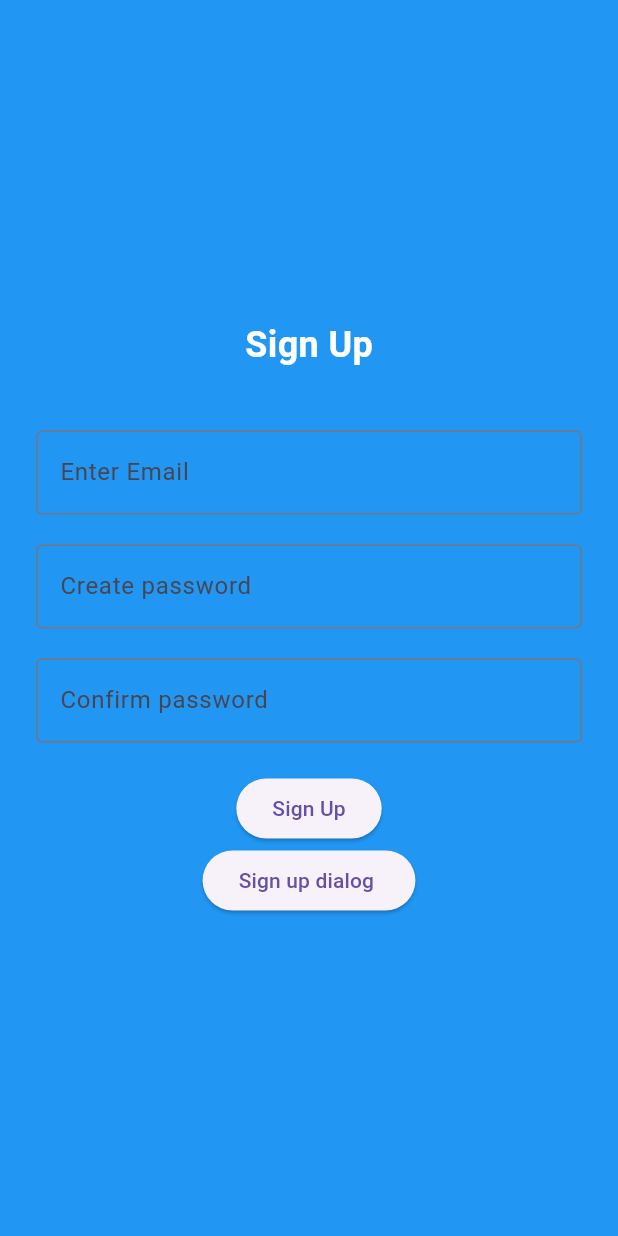
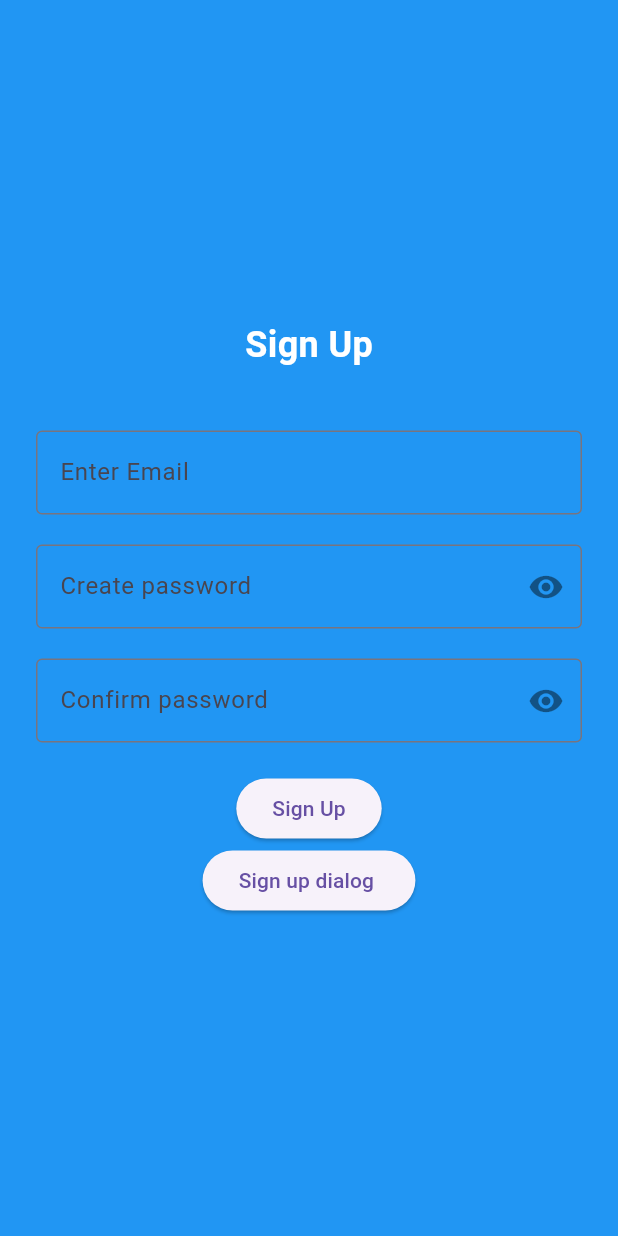
Before and after one commit to KhalilHen/time-logger_0, a Flutter app: the screen it shows after launch, after a tap on "Login", after a tap on "Sign up", on a phone screen of 412 x 824 dp. Run offline on Flutter 3.47's test engine with Material 3 defaults, Android fonts, the phone set to English and light mode, and no system bars; our stand-ins replace cloud_firestore, firebase_auth, firebase_core, table_calendar; accounts and stored records are empty.

Commit message:
Created on all the pages a show password icon buttonn. And started working on been able to login through username and password

```diff
--- a/lib/dialogs/sign-up-dialog.dart
+++ b/lib/dialogs/sign-up-dialog.dart
@@ -27,7 +27,6 @@ class _SignUpDialogState extends State<SignUpDialog> {
 @override
 void initState() {
     passwordVisible = true;
-
 super.initState();
     emailController.text = widget.email;
     passwordController.text = widget.password;
--- a/lib/main.dart
+++ b/lib/main.dart
@@ -4,6 +4,7 @@ import 'package:firebase_core/firebase_core.dart';
 import 'package:flutter/widgets.dart';
 import 'firebase_options.dart';
 import 'homepage.dart';
+import 'package:cloud_firestore/cloud_firestore.dart';
 
 import 'sign-up.dart';
 void main() async {
@@ -50,10 +51,12 @@ class LoginScreen extends StatefulWidget {
 
 class _LoginScreenState extends State<LoginScreen> {
   final emailController = TextEditingController();
-
+final usernameController = TextEditingController();
   final passwordController = TextEditingController();
 
   final GlobalKey<FormState> _key = GlobalKey<FormState>();
+// final db = FirebaseFirestore.instance;?
+     final db = FirebaseFirestore.instance;
 
   var  passwordVisible;
 
@@ -66,8 +69,34 @@ class _LoginScreenState extends State<LoginScreen> {
     if (_key.currentState!.validate()) {
       try {
         UserCredential userCredential = await FirebaseAuth.instance.signInWithEmailAndPassword(
+        username: usernameController.text,
           email: emailController.text,
           password: passwordController.text,
+
+
+
+
+
+
+        );
+
+        final docRef = db.collection('users').doc(userCredential.user!.uid);
+        docRef.get().then((DocumentSnapshot doc ){
+
+final data = doc.data() as Map<String, dynamic>;
+
+if (data['username'] == usernameController.text) {
+        }
+
+ Navigator.of(context).pushReplacement(
+            MaterialPageRoute(builder: (context) => HomePage()),
+          );
+
+        }
+
+       , onError: (e) {
+          print('Error: $e');
+       }
         );
 
 // TODO Add here also check for username via firebase collection
@@ -132,32 +161,32 @@ class _LoginScreenState extends State<LoginScreen> {
                     obscureText: !passwordVisible,
                     controller: passwordController,
                     validator: validatePassword,
-                    decoration: const InputDecoration(
+                    decoration:  InputDecoration(
                       labelText: 'Enter password',
                       border: OutlineInputBorder(),
 
 
-// suffixIcon: IconButton(
+suffixIcon: IconButton(
 
-// icon: Icon(
+icon: Icon(
 
 
-// passwordVisible ? Icons.visibility : Icons.visibility_off,
-// color: Theme.of(context).primaryColorDark,
-// ),
-// onPressed: () {
+passwordVisible ? Icons.visibility : Icons.visibility_off,
+color: Theme.of(context).primaryColorDark,
+),
+onPressed: () {
 
-// setState(() {
-// passwordVisible = !passwordVisible;
-// });(() {
+setState(() {
+passwordVisible = !passwordVisible;
+});(() {
 
 
 
-// });
+});
 
-// },
+},
 
-// ),
+),
 
                     ),
                   ),
--- a/lib/sign-up.dart
+++ b/lib/sign-up.dart
@@ -44,16 +44,15 @@ class _SignUpPageState    extends State<SignUpPage> {
   final passwordController = TextEditingController();
   final GlobalKey<FormState> _key = GlobalKey<FormState>();
 
-var  passwordVisible;
-
+var passwordVisible;
 
 
 @override
 void initState() {
     passwordVisible = true;
 
-
-
+super.initState()
+;
 }
 
 
@@ -166,45 +165,28 @@ children: [
 
 
       Padding(
-
-
                     padding: const EdgeInsets.symmetric(horizontal: 24.0),
                     child: TextFormField(
-       obscureText: true,
+                      obscureText: !passwordVisible,
                       controller: passwordController,
-                        decoration: const InputDecoration(
+                      decoration: InputDecoration(
                         labelText: 'Create password',
                         border: OutlineInputBorder(),
-//              suffixIcon: IconButton(
-
-// icon: Icon(
-
-
-//     passwordVisible ? Icons.visibility : Icons.visibility_off,
+                        suffixIcon: IconButton(
+                          icon: Icon(
+                            passwordVisible ? Icons.visibility : Icons.visibility_off,
                             // color: Theme.of(context).primaryColorDark,
-// ),
-// onPressed: () {
-
-// setState(() {
-//   passwordVisible = !passwordVisible;
-// });(() {
-
-
-
-// });
-
-// },
-
-// ),
-
-
-// suffixIcon: togglePassword(),
+                            color: Colors.black45,
                           ),
-
-
+                          onPressed: () {
+                            setState(() {
+                              passwordVisible = !passwordVisible;
+                            });
+                          },
                         ),
                       ),
-
+                    ),
+                  ),
 
 
                 SizedBox(height: 20),
@@ -213,7 +195,7 @@ children: [
 
                       padding: const EdgeInsets.symmetric(horizontal: 24.0),
                       child: TextFormField(
-                               obscureText: true,
+                               obscureText: !passwordVisible,
 
                         validator: (value) {
                           if (value != passwordController.text) {
@@ -225,9 +207,24 @@ children: [
                           return null;
                         },
                         // controller: passwordController,
-                        decoration: const InputDecoration(
+                        decoration:  InputDecoration(
                           labelText: 'Confirm password',
                           border: OutlineInputBorder(),
+
+
+        suffixIcon: IconButton(
+                          icon: Icon(
+                            passwordVisible ? Icons.visibility : Icons.visibility_off,
+                            // color: Theme.of(context).primaryColorDark,
+                            color: Colors.black45,
+                          ),
+                          onPressed: () {
+                            setState(() {
+                              passwordVisible = !passwordVisible;
+                            });
+                          },
+                        ),
+
                         ),
                       ),
                     ),
```
Lines whose indentation alone changed are shown as unchanged.
